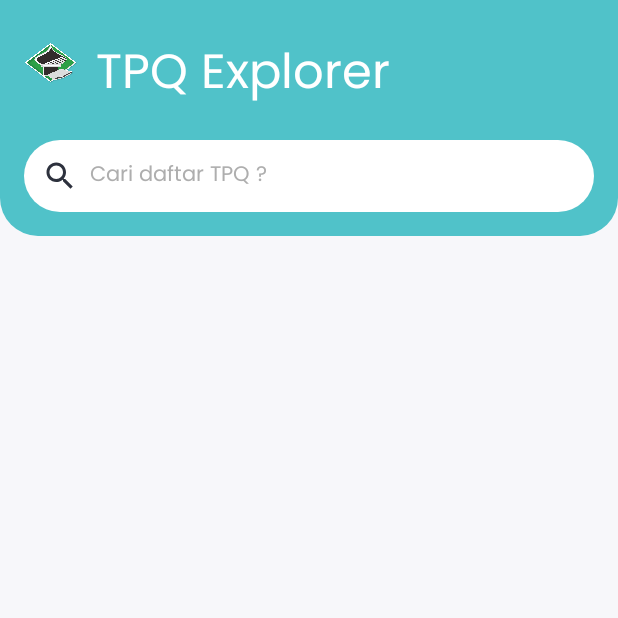
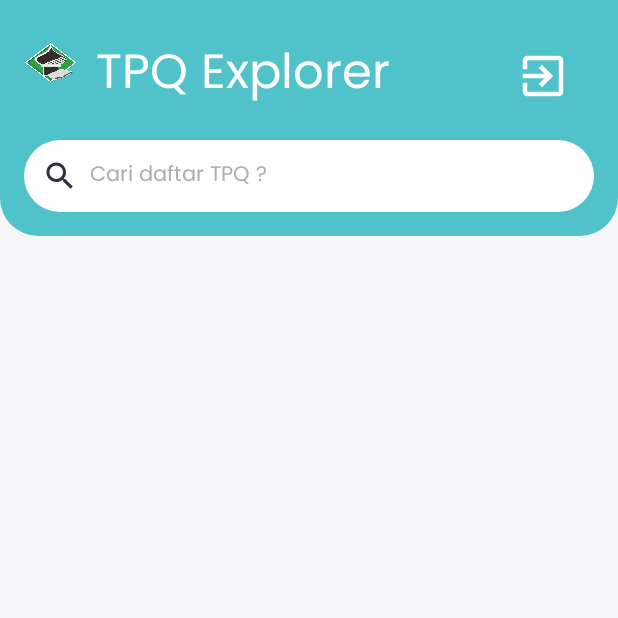
Before and after one commit to rafipaca/androiduas, an Android app: the HomeActivity screen opened directly, with no data from a screen before it, on a phone screen of 412 x 824 dp, the top half of it. Run offline under Robolectric (Android 15) with nearby library versions, the phone set to English and light mode, and no system bars; libraries missing offline, so code that uses them is left out: com.jakewharton.retrofit2.

Commit message:
Commit ketiga

```diff
--- a/app/src/main/AndroidManifest.xml
+++ b/app/src/main/AndroidManifest.xml
@@ -20,13 +20,13 @@
             android:name=".EditUserActivity"
             android:exported="false" />
         <activity
-            android:name=".RegisterActivity"
+            android:name=".LoginActivity"
             android:exported="false" />
         <activity
             android:name=".AddTpqActivity"
             android:exported="false" />
         <activity
-            android:name=".LoginActivity"
+            android:name=".RegisterActivity"
             android:exported="true">
             <intent-filter>
                 <action android:name="android.intent.action.MAIN" />
--- a/app/src/main/java/com/rafi/androiduas/AddTpqActivity.kt
+++ b/app/src/main/java/com/rafi/androiduas/AddTpqActivity.kt
@@ -1,5 +1,6 @@
 package com.rafi.androiduas
 
+import android.content.Intent
 import android.os.Bundle
 import android.util.Log
 import android.widget.Button
@@ -107,6 +108,11 @@ class AddTpqActivity : AppCompatActivity() {
                 // Gantilah "token" dengan cara mendapatkan token autentikasi yang sesuai dengan implementasi Anda
                 tpqRepository.createTpq(token, createTpqForm)
                 Toast.makeText(this@AddTpqActivity, "TPQ berhasil ditambahkan", Toast.LENGTH_SHORT).show()
+
+                // Setelah menambahkan TPQ, panggil kembali loadTpqList() pada HomeActivity
+                val intent = Intent(this@AddTpqActivity, HomeActivity::class.java)
+                startActivity(intent)
+
                 finish() // Tutup activity setelah berhasil menambahkan TPQ
             } catch (e: Exception) {
                 Toast.makeText(this@AddTpqActivity, "Gagal menambahkan TPQ. Coba lagi nanti.", Toast.LENGTH_SHORT).show()
--- a/app/src/main/java/com/rafi/androiduas/EditUserActivity.kt
+++ b/app/src/main/java/com/rafi/androiduas/EditUserActivity.kt
@@ -112,10 +112,10 @@ class EditUserActivity : AppCompatActivity() {
             try {
                 // Gantilah "token" dengan cara mendapatkan token autentikasi yang sesuai dengan implementasi Anda
                 userRepository.updateProfile(token, updatedUser)
-                Toast.makeText(this@EditUserActivity, "TPQ berhasil ditambahkan", Toast.LENGTH_SHORT).show()
+                Toast.makeText(this@EditUserActivity, "Berhasil Mengganti Profile!", Toast.LENGTH_SHORT).show()
                 finish() // Tutup activity setelah berhasil menambahkan TPQ
             } catch (e: Exception) {
-                Toast.makeText(this@EditUserActivity, "Gagal menambahkan TPQ. Coba lagi nanti.", Toast.LENGTH_SHORT).show()
+                Toast.makeText(this@EditUserActivity, "Gagal Mengganti Profile!", Toast.LENGTH_SHORT).show()
                 e.printStackTrace()
             }
         }
--- a/app/src/main/java/com/rafi/androiduas/HomeActivity.kt
+++ b/app/src/main/java/com/rafi/androiduas/HomeActivity.kt
@@ -4,6 +4,7 @@ import android.content.Intent
 import android.os.Bundle
 import android.util.Log
 import android.widget.ArrayAdapter
+import android.widget.ImageView
 import android.widget.ListView
 import android.widget.Toast
 import androidx.appcompat.app.AppCompatActivity
@@ -33,11 +34,12 @@ class HomeActivity : AppCompatActivity() {
     private lateinit var recyclerView: RecyclerView
     private lateinit var userState: UserState
     private lateinit var token: String
-    private var isUser: Boolean = true
+    private var isUser: Boolean = false
     private var isAdmin: Boolean = false
     private lateinit var user: User
     private lateinit var fab: FloatingActionButton
     private lateinit var navigationView: BottomNavigationView
+    private lateinit var imgLogout: ImageView
     private lateinit var userRepository: UserRepository
     private lateinit var tpqRepository : TpqRepository
     private lateinit var userPreferencesRepository: UserPreferencesRepository
@@ -55,8 +57,8 @@ class HomeActivity : AppCompatActivity() {
         tpqRepository = appContainer.tpqRepository
 
         // use arrayadapter and define an array
-        val arrayAdapter: ArrayAdapter<String>
         tpqNames = mutableListOf()  // Inisialisasi tpqNames di sini
+
 
         mListView = findViewById(R.id.tpqlist)
         arrayAdapter = ArrayAdapter(this, android.R.layout.simple_list_item_1, tpqNames)
@@ -88,10 +90,30 @@ class HomeActivity : AppCompatActivity() {
         // Inisialisasi Button
         fab = findViewById(R.id.fab)
         navigationView = findViewById(R.id.bottom_nav)
+         imgLogout = findViewById(R.id.imgLogout)
+
+         //EventHandler imglogout
+         imgLogout.setOnClickListener {
+             lifecycleScope.launch {
+                 try {
+                     // Panggil fungsi logout dari repository
+                     userPreferencesRepository.logout()
+
+                     // Redirect ke halaman login atau lakukan aksi logout lainnya
+                     val intent = Intent(this@HomeActivity, LoginActivity::class.java)
+                     startActivity(intent)
+                     finish() // Optional: Tutup activity saat logout
+                 } catch (e: Exception) {
+                     // Tangani kesalahan logout, misalnya tampilkan pesan kesalahan
+                     Log.e(TAG, "Error Logout", e)
+                     Toast.makeText(this@HomeActivity, "Gagal logout. Coba lagi nanti.", Toast.LENGTH_SHORT).show()
+                 }
+             }
+         }
 
         // EventHandler fab
         fab.setOnClickListener {
-            if (isUser) {
+            if (isAdmin) {
                 val i = Intent(this@HomeActivity, AddTpqActivity::class.java)
                 startActivity(i)
             } else {
@@ -133,12 +155,14 @@ class HomeActivity : AppCompatActivity() {
 
                     // Mengisi tpqNames dengan nama-nama TPQ
                     tpqNames.clear()
-                    tpqNames.addAll(tpqList.map { it.name })
+                    tpqNames.addAll(tpqList.map { tpq ->
+                        "${tpq.name}\nAlamat: ${tpq.alamat}\nNo. Kontak: ${tpq.nokontak}"
+                    })
                     arrayAdapter.notifyDataSetChanged()
                 }
             } catch (e: Exception) {
                 Log.e(TAG, "Error loading TPQ list", e)
-                Toast.makeText(this@HomeActivity, "Gagal mendapatkan daftar TPQ", Toast.LENGTH_SHORT).show()
+//                Toast.makeText(this@HomeActivity, "Gagal mendapatkan daftar TPQ", Toast.LENGTH_SHORT).show()
             }
         }
     }
--- a/app/src/main/java/com/rafi/androiduas/RegisterActivity.kt
+++ b/app/src/main/java/com/rafi/androiduas/RegisterActivity.kt
@@ -84,7 +84,7 @@ class RegisterActivity : AppCompatActivity() {
                 // Call the registration function from the repository
                 userRepository.register(registerForm)
 
-                val intent = Intent(this@RegisterActivity, HomeActivity::class.java)
+                val intent = Intent(this@RegisterActivity, LoginActivity::class.java)
                 startActivity(intent)
                 finish() // Optional: finish the current activity if you don't want the user to come back to it using the back button
             } catch (e: Exception) {
--- /dev/null
+++ b/app/src/main/res/drawable/ic_baseline_exit_to_app_24.xml
@@ -0,0 +1,5 @@
+<vector android:autoMirrored="true" android:height="24dp"
+    android:tint="#000000" android:viewportHeight="24"
+    android:viewportWidth="24" android:width="24dp" xmlns:android="http://schemas.android.com/apk/res/android">
+    <path android:fillColor="@android:color/white" android:pathData="M10.09,15.59L11.5,17l5,-5 -5,-5 -1.41,1.41L12.67,11H3v2h9.67l-2.58,2.59zM19,3H5c-1.11,0 -2,0.9 -2,2v4h2V5h14v14H5v-4H3v4c0,1.1 0.89,2 2,2h14c1.1,0 2,-0.9 2,-2V5c0,-1.1 -0.9,-2 -2,-2z"/>
+</vector>
--- a/app/src/main/res/layout/activity_home.xml
+++ b/app/src/main/res/layout/activity_home.xml
@@ -46,6 +46,16 @@
                         android:textColor="#FFFFFF"
                         android:textSize="32sp" />
 
+                    <ImageView
+                        android:id="@+id/imgLogout"
+                        android:layout_width="36dp"
+                        android:layout_height="36dp"
+                        android:layout_alignParentEnd="true"
+                        android:layout_centerVertical="true"
+                        android:src="@drawable/ic_baseline_exit_to_app_24"
+                        android:tint="#FFFFFF"
+                        android:layout_marginEnd="16dp"/>
+
                 </RelativeLayout>
 
                 <LinearLayout
@@ -84,7 +94,11 @@
         android:id="@+id/tpqlist"
         android:layout_width="match_parent"
         android:layout_height="match_parent"
-        android:layout_below="@id/appBarLayout"/>
+        android:layout_below="@id/appBarLayout"
+        android:paddingStart="16dp"
+        android:paddingEnd="16dp"
+        android:paddingTop="8dp"
+        android:paddingBottom="8dp"/>
 
 
     <androidx.coordinatorlayout.widget.CoordinatorLayout
```
Also changed, not shown: app/src/main/java/com/rafi/androiduas/data/UserPreferencesRepository.kt (+12 -0 lines), app/src/main/res/layout/activity_login.xml (+14 -1 lines).
